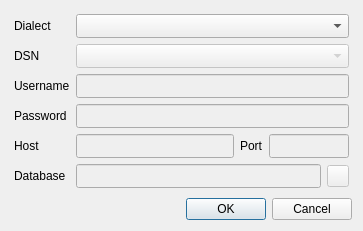
Before: the Qt Designer form spine_items/ui/url_selector_widget.ui in spine-tools/spine-items, drawn with Qt 5.
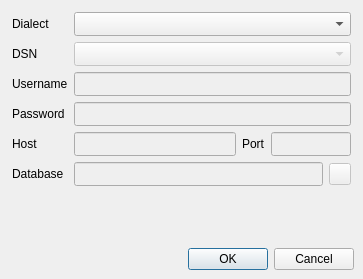
After: the same form once the commit is applied. Icons and pictures are not drawn. Custom widgets are drawn as their Qt base class.

```diff
--- a/spine_items/ui/url_selector_widget.ui
+++ b/spine_items/ui/url_selector_widget.ui
@@ -19,13 +19,42 @@
     <x>0</x>
     <y>0</y>
     <width>363</width>
-    <height>231</height>
+    <height>279</height>
    </rect>
   </property>
   <property name="windowTitle">
    <string>URL</string>
   </property>
   <layout class="QVBoxLayout" name="verticalLayout">
+   <property name="spacing">
+    <number>0</number>
+   </property>
+   <property name="leftMargin">
+    <number>0</number>
+   </property>
+   <property name="topMargin">
+    <number>0</number>
+   </property>
+   <property name="rightMargin">
+    <number>0</number>
+   </property>
+   <property name="bottomMargin">
+    <number>0</number>
+   </property>
+   <item>
+    <layout class="QVBoxLayout" name="verticalLayout_2">
+     <property name="leftMargin">
+      <number>9</number>
+     </property>
+     <property name="topMargin">
+      <number>9</number>
+     </property>
+     <property name="rightMargin">
+      <number>9</number>
+     </property>
+     <property name="bottomMargin">
+      <number>9</number>
+     </property>
    <item>
     <widget class="QFrame" name="frame">
      <layout class="QGridLayout" name="gridLayout">
@@ -385,6 +414,19 @@
      </layout>
     </widget>
    </item>
+     <item>
+      <spacer name="verticalSpacer">
+       <property name="orientation">
+        <enum>Qt::Vertical</enum>
+       </property>
+       <property name="sizeHint" stdset="0">
+        <size>
+         <width>20</width>
+         <height>40</height>
+        </size>
+       </property>
+      </spacer>
+     </item>
    <item>
     <widget class="QDialogButtonBox" name="buttonBox">
      <property name="orientation">
@@ -396,6 +438,15 @@
     </widget>
    </item>
   </layout>
+   </item>
+   <item>
+    <layout class="QHBoxLayout" name="horizontalLayout_statusbar_ph">
+     <item>
+      <widget class="QWidget" name="widget_invisible_dummy" native="true"/>
+     </item>
+    </layout>
+   </item>
+  </layout>
  </widget>
  <customwidgets>
   <customwidget>
```
Left out of the diff: 272 changed lines with no effect on the pictures. Lines whose indentation alone changed are shown as unchanged.
